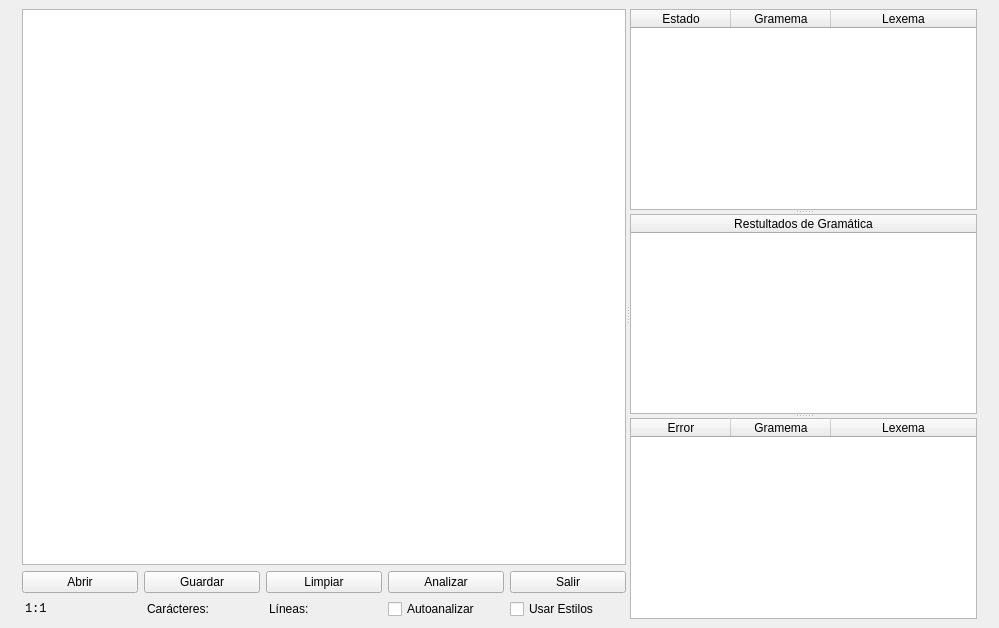
Above: mainwindow.ui from Natural-H/analizador-talos before the change. Below: the same form after it.
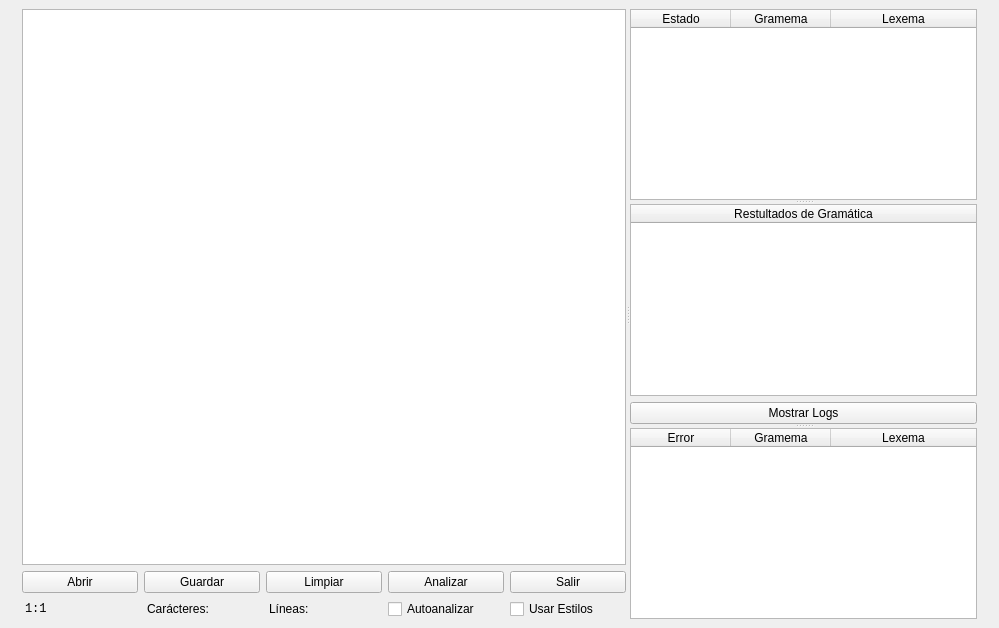
That is the form after the change.

Commit message: Add a logs window and connect it to show semantic logs

```diff
--- a/mainwindow.ui
+++ b/mainwindow.ui
@@ -243,6 +243,13 @@
            </column>
           </widget>
          </item>
+         <item>
+          <widget class="QPushButton" name="showLogsButton">
+           <property name="text">
+            <string>Mostrar Logs</string>
+           </property>
+          </widget>
+         </item>
         </layout>
        </widget>
        <widget class="QWidget" name="verticalLayoutWidget_3">
```
The commit also changes 9 other files.
